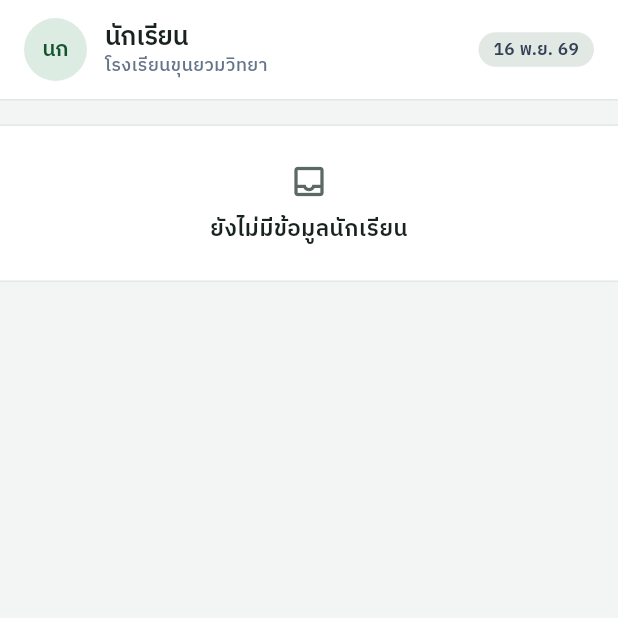
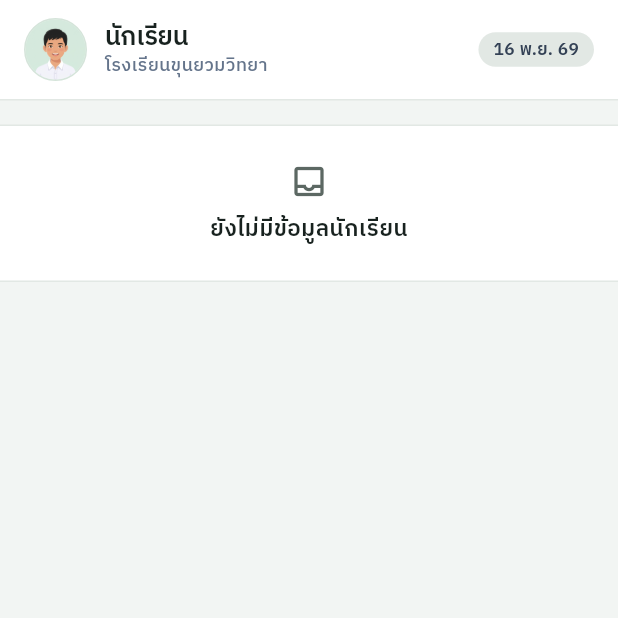
Before and after one commit to Thanawanit/Student_APP, a Flutter app: the ParentOverviewTab screen opened directly with empty values, on a phone screen of 412 x 824 dp, the top half of it. Run offline on Flutter 3.47's test engine with Material 3 defaults, Android fonts, the phone set to English and light mode, and no system bars.

Commit message:
feat(ui): use minimalist cartoon student avatars and divider-separated follow-up list

```diff
--- a/lib/features/parent/parent_overview_tab.dart
+++ b/lib/features/parent/parent_overview_tab.dart
@@ -8,6 +8,7 @@ import '../../core/utils/thai_date_format.dart';
 import '../../domain/models/attendance_models.dart';
 import '../../domain/models/attendance_status.dart';
 import '../../shared/widgets/state_views.dart';
+import '../../shared/widgets/student_avatar.dart';
 import '../../state/app_controller.dart';
 
 /// Parent/Student Overview Screen (`ภาพรวม`) with:
@@ -168,28 +169,6 @@ class _StudentHeader extends StatelessWidget {
   final String subtitle;
   final DateTime todayDate;
 
-  static String _studentInitials(String fullName) {
-    final parts = fullName.trim().split(RegExp(r'\s+'));
-    if (parts.isEmpty || parts.first.isEmpty) {
-      return 'นร';
-    }
-    String firstConsonant(String word) {
-      final match = RegExp(r'[\u0E01-\u0E2E]').firstMatch(word);
-      return match?.group(0) ?? word.characters.first;
-    }
-
-    if (parts.length >= 2 && parts.last.isNotEmpty) {
-      return '${firstConsonant(parts.first)}${firstConsonant(parts.last)}';
-    }
-    final matches = RegExp(
-      r'[\u0E01-\u0E2E]',
-    ).allMatches(parts.first).map((m) => m.group(0)!).toList();
-    if (matches.length >= 2) {
-      return '${matches[0]}${matches[1]}';
-    }
-    return firstConsonant(parts.first);
-  }
-
   @override
   Widget build(BuildContext context) {
     return Container(
@@ -209,21 +188,7 @@ class _StudentHeader extends StatelessWidget {
           ),
           child: Row(
             children: <Widget>[
-              SizedBox(
-                width: 42,
-                height: 42,
-                child: CircleAvatar(
-                  backgroundColor: const Color(0xFFDCECE2),
-                  child: Text(
-                    _studentInitials(studentName),
-                    style: AppTypography.bodyStrong.copyWith(
-                      color: const Color(0xFF14532D),
-                      fontWeight: FontWeight.w700,
-                      fontSize: 14,
-                    ),
-                  ),
-                ),
-              ),
+              StudentAvatar(fullName: studentName, size: 42),
               const SizedBox(width: AppSpacing.space3),
               Expanded(
                 child: Column(
--- /dev/null
+++ b/lib/shared/widgets/student_avatar.dart
@@ -0,0 +1,67 @@
+import 'package:flutter/material.dart';
+
+/// Minimalist cartoon avatar for male and female students.
+class StudentAvatar extends StatelessWidget {
+  const StudentAvatar({
+    super.key,
+    required this.fullName,
+    this.size = 38,
+    this.isFemale,
+    this.borderColor = const Color(0xFFD5E4DA),
+  });
+
+  final String fullName;
+  final double size;
+  final bool? isFemale;
+  final Color borderColor;
+
+  static const String maleAssetPath = 'assets/images/student_avatar_male.jpg';
+  static const String femaleAssetPath =
+      'assets/images/student_avatar_female.jpg';
+
+  static const Set<String> _femaleFirstNames = <String>{
+    'ณัฐชา',
+    'ปภาวดี',
+    'รินรดา',
+    'วริศรา',
+    'สิริยากร',
+    'ชญานิษฐ์',
+  };
+
+  /// Infers whether a student name corresponds to the female avatar asset.
+  static bool inferFemaleFromName(String fullName) {
+    final trimmed = fullName.trim();
+    if (trimmed.startsWith('เด็กหญิง') ||
+        trimmed.startsWith('ด.ญ.') ||
+        trimmed.startsWith('นางสาว') ||
+        trimmed.startsWith('น.ส.')) {
+      return true;
+    }
+    final firstName = trimmed.split(RegExp(r'\s+')).first;
+    return _femaleFirstNames.contains(firstName);
+  }
+
+  @override
+  Widget build(BuildContext context) {
+    final female = isFemale ?? inferFemaleFromName(fullName);
+    final assetPath = female ? femaleAssetPath : maleAssetPath;
+
+    return Container(
+      width: size,
+      height: size,
+      decoration: BoxDecoration(
+        shape: BoxShape.circle,
+        color: const Color(0xFFE6F2EA),
+        border: Border.all(color: borderColor, width: 1),
+      ),
+      child: ClipOval(
+        child: Image.asset(
+          assetPath,
+          width: size,
+          height: size,
+          fit: BoxFit.cover,
+        ),
+      ),
+    );
+  }
+}
--- a/pubspec.yaml
+++ b/pubspec.yaml
@@ -59,6 +59,8 @@ flutter:
 
   assets:
     - assets/images/school_logo.png
+    - assets/images/student_avatar_male.jpg
+    - assets/images/student_avatar_female.jpg
 
   # To add assets to your application, add an assets section, like this:
   # assets:
```
Also changed, not shown: lib/shared/widgets/summary_metric_strip.dart (+23 -66 lines), assets/images/student_avatar_female.jpg (added), assets/images/student_avatar_male.jpg (added), 1 other file.
